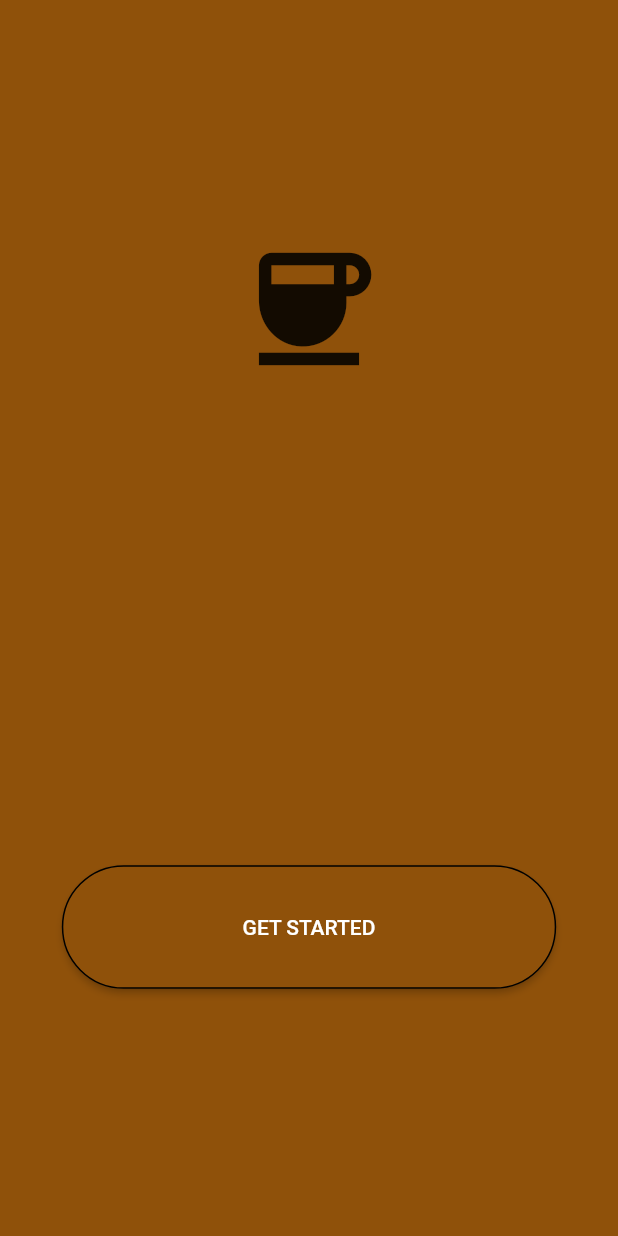
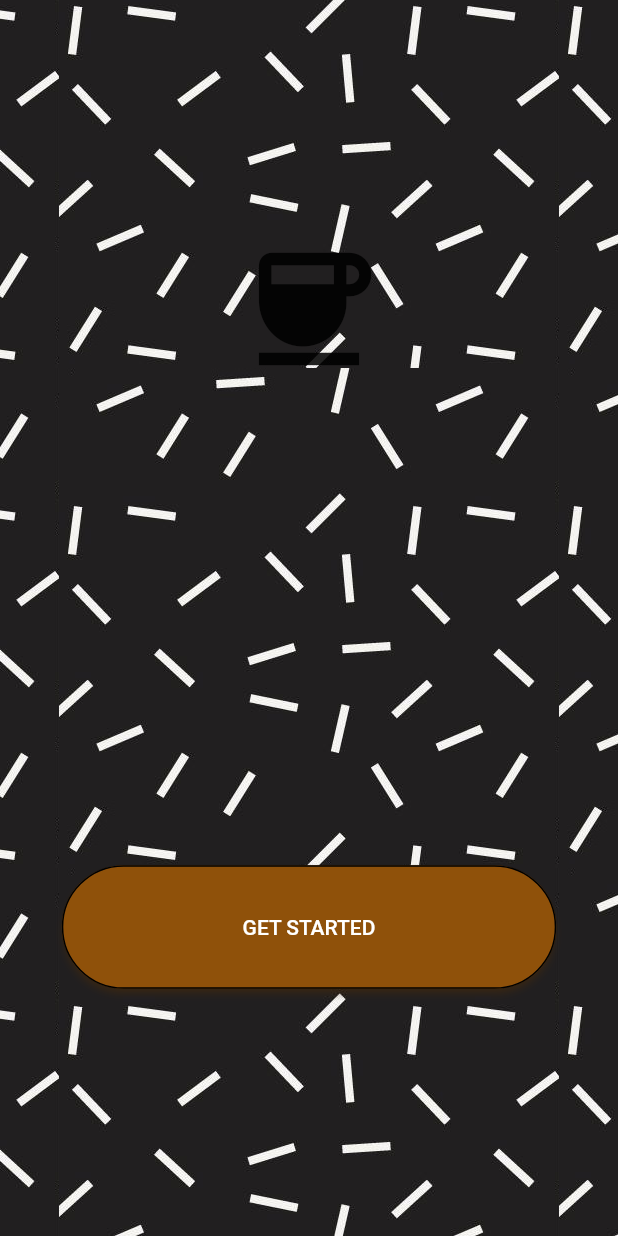
Before and after one commit to Lu555ak/CaffeApp-Admin, a Flutter app: the screen it shows after launch, on a phone screen of 412 x 824 dp. Run offline on Flutter 3.47's test engine with Material 2 defaults, Android fonts, the light colour scheme and no system bars.

Commit message:
Seamless background

```diff
--- /dev/null
+++ b/lib/custom/background.dart
@@ -0,0 +1,20 @@
+import 'package:flutter/material.dart';
+
+class Background extends StatelessWidget {
+  const Background({super.key});
+
+  @override
+  Widget build(BuildContext context) {
+    return Scaffold(
+      body: Container(
+        decoration: const BoxDecoration(
+          image: DecorationImage(
+            image: AssetImage("images/backgroundImage.jpg"),
+            scale: 1.5,
+            repeat: ImageRepeat.repeat,
+          ),
+        ),
+      ),
+    );
+  }
+}
--- a/lib/get_started_page.dart
+++ b/lib/get_started_page.dart
@@ -3,6 +3,7 @@ import 'package:flutter/material.dart';
 import 'login_page.dart';
 import 'utility/utility_functions.dart';
 import 'utility/colors.dart';
+import 'custom/background.dart';
 
 class AppIcon extends StatelessWidget {
   const AppIcon({super.key});
@@ -25,7 +26,6 @@ class GetStartedButton extends StatelessWidget {
 
   @override
   Widget build(BuildContext context) {
-
     return SizedBox(
       width: screenSize(context).width,
       height: screenSize(context).height * 0.5,
@@ -38,11 +38,13 @@ class GetStartedButton extends StatelessWidget {
         ),
         child: ElevatedButton(
           style: ElevatedButton.styleFrom(
-            primary: COLOR_BROWN,
+            backgroundColor: COLOR_BROWN,
             shadowColor: COLOR_BROWN,
             foregroundColor: Colors.white,
             shape: RoundedRectangleBorder(
-                borderRadius: BorderRadius.circular(screenSize(context).width * 0.1,),
+              borderRadius: BorderRadius.circular(
+                screenSize(context).width * 0.1,
+              ),
               side: const BorderSide(color: COLOR_BLACK),
             ),
           ),
@@ -63,9 +65,11 @@ class GetStartedPage extends StatelessWidget {
   const GetStartedPage({super.key});
   @override
   Widget build(BuildContext context) {
-
-    return Scaffold(
-      backgroundColor: COLOR_BROWN,
+    return Stack(
+      children: [
+        const Background(),
+        Scaffold(
+          backgroundColor: Colors.transparent,
           body: Center(
             child: Flex(
               direction: Axis.vertical,
@@ -81,6 +85,8 @@ class GetStartedPage extends StatelessWidget {
               ],
             ),
           ),
+        )
+      ],
     );
   }
 }
```
Also changed, not shown: images/backgroundImage.png (deleted). Lines whose indentation alone changed are shown as unchanged.
